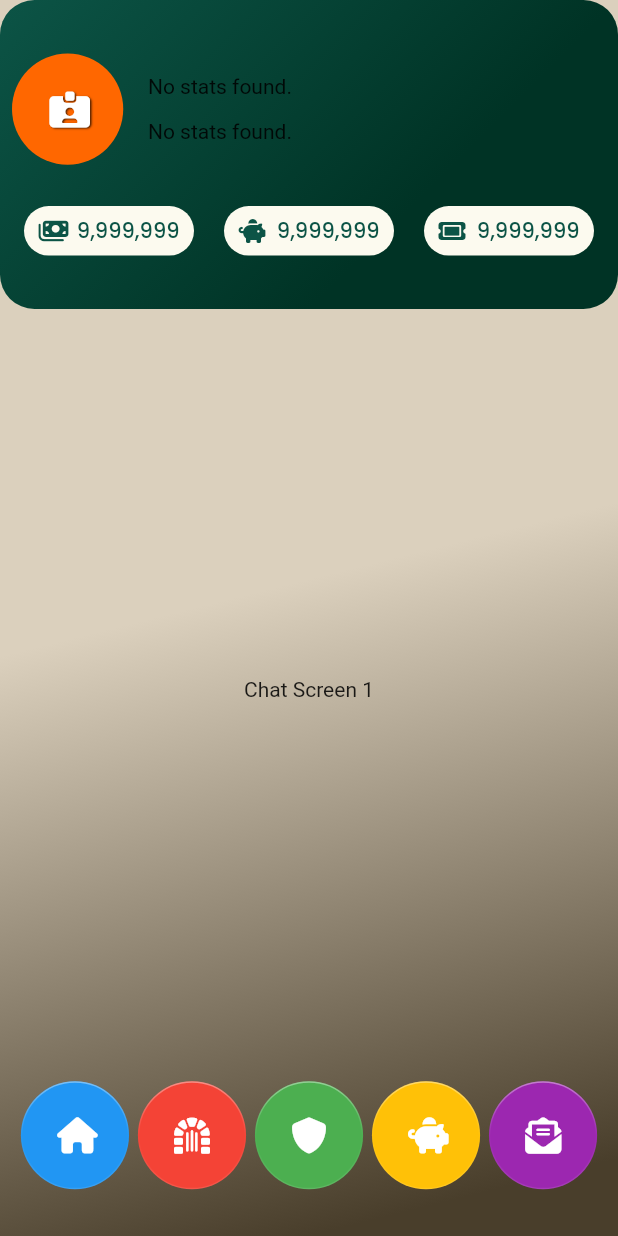
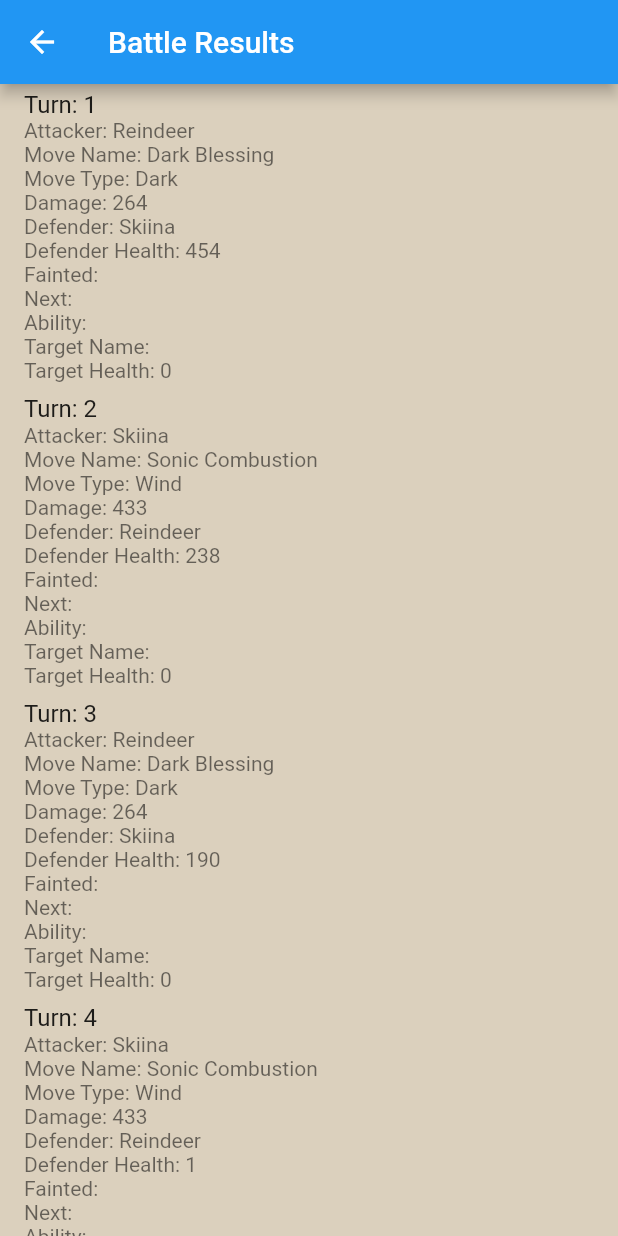
Before and after one commit to SirWiseKnight/spiritsummoner, a Flutter app: the ChatScreen screen opened by its route, on a phone screen of 412 x 824 dp. Run offline on Flutter 3.47's test engine with Material 2 defaults, Android fonts, the phone set to English and light mode, and no system bars; our stand-ins replace cloud_firestore, firebase_auth, firebase_core, font_awesome_flutter, google_fonts, google_sign_in and 2 more; accounts and stored records are empty.

Commit message:
Battle JSON Updates
Updated Battle Sequence and Chat page to mimic loading the battle turns for animation. Need to make sure each turn has the same fields each time, maybe add in indicators instead of certain fields (like Faint), and then have the Flutter go through a loop until the battle finishes.

```diff
--- a/lib/config/interface/navBar/bottomNavNew.dart
+++ b/lib/config/interface/navBar/bottomNavNew.dart
@@ -171,7 +171,7 @@ class BottomNavBubbles extends StatelessWidget {
                 onPressed: () {
                   Navigator.push(
                     context,
-                    MaterialPageRoute(builder: (context) => const ChatScreen()),
+                    MaterialPageRoute(builder: (context) => ChatScreen()),
                   );
                 },
                 icon: Icon(
--- a/lib/domain/navigation/routes.dart
+++ b/lib/domain/navigation/routes.dart
@@ -13,5 +13,5 @@ var appRoutes = {
   '/quest': (context) => const QuestScreen(),
   '/battle': (context) => BattleScreen(),
   '/shop': (context) => const ShopScreen(),
-  '/chat': (context) => const ChatScreen(),
+  '/chat': (context) => ChatScreen(),
 };
--- a/lib/pages/chat/view/chatHub.dart
+++ b/lib/pages/chat/view/chatHub.dart
@@ -1,253 +1,454 @@
 import 'package:flutter/material.dart';
-import 'package:gradient_borders/gradient_borders.dart';
-import 'package:font_awesome_flutter/font_awesome_flutter.dart';
-import 'package:spirit_summoner/config/barrel.dart';
-import 'package:spirit_summoner/pages/chat/shared/chatBarrel.dart';
-import 'package:spirit_summoner/pages/chat/widgets/chatScreen2.dart';
-import 'package:spirit_summoner/pages/chat/widgets/chatScreen3.dart';
+import 'dart:convert';
 
-List<bool> isSelected = [true, false, false, false, false];
+class BattleLogEntry {
+  final int turn;
+  final String attacker;
+  final String moveName;
+  final String moveType;
+  final int damage;
+  final String defender;
+  final int defenderHealth;
+  final String fainted;
+  final String next;
+  final String ability;
+  final String targetName;
+  final int targetHealth;
 
-class BottomNavBubbles2 extends StatefulWidget {
-  const BottomNavBubbles2({Key? key}) : super(key: key);
-
-  @override
-  State<BottomNavBubbles2> createState() => new _BottomNavBubbles2State();
+  BattleLogEntry({
+    required this.turn,
+    required this.attacker,
+    required this.moveName,
+    required this.moveType,
+    required this.damage,
+    required this.defender,
+    required this.defenderHealth,
+    required this.fainted,
+    required this.next,
+    required this.ability,
+    required this.targetName,
+    required this.targetHealth,
+  });
 }
 
-class _BottomNavBubbles2State extends State<BottomNavBubbles2> {
-  int _pageIndex = 0;
-  int get pageIndex => _pageIndex;
+class ChatScreen extends StatefulWidget {
+  @override
+  _ChatScreenState createState() => _ChatScreenState();
+}
+
+List<Map> jsonData = [
+  {
+    "turn": 1,
+    "attacker": "Reindeer",
+    "moveName": "Dark Blessing",
+    "moveType": "Dark",
+    "damage": 264,
+    "defender": "Skiina",
+    "defenderHealth": 454
+  },
+  {
+    "turn": 1,
+    "attacker": "Reindeer",
+    "moveName": "Dark Blessing",
+    "moveType": "Dark",
+    "damage": 264,
+    "defender": "Skiina",
+    "defenderHealth": 454
+  },
+  {
+    "turn": 2,
+    "attacker": "Skiina",
+    "moveName": "Sonic Combustion",
+    "moveType": "Wind",
+    "damage": 433,
+    "defender": "Reindeer",
+    "defenderHealth": 238
+  },
+  {
+    "turn": 2,
+    "attacker": "Skiina",
+    "moveName": "Sonic Combustion",
+    "moveType": "Wind",
+    "damage": 433,
+    "defender": "Reindeer",
+    "defenderHealth": 238
+  },
+  {
+    "turn": 3,
+    "attacker": "Reindeer",
+    "moveName": "Dark Blessing",
+    "moveType": "Dark",
+    "damage": 264,
+    "defender": "Skiina",
+    "defenderHealth": 190
+  },
+  {
+    "turn": 3,
+    "attacker": "Reindeer",
+    "moveName": "Dark Blessing",
+    "moveType": "Dark",
+    "damage": 264,
+    "defender": "Skiina",
+    "defenderHealth": 190
+  },
+  {
+    "turn": 4,
+    "attacker": "Skiina",
+    "moveName": "Sonic Combustion",
+    "moveType": "Wind",
+    "damage": 433,
+    "defender": "Reindeer",
+    "defenderHealth": 1
+  },
+  {
+    "turn": 5,
+    "ability": "Endurance",
+    "targetName": "Reindeer",
+    "targetHealth": 1
+  },
+  {
+    "turn": 4,
+    "attacker": "Skiina",
+    "moveName": "Sonic Combustion",
+    "moveType": "Wind",
+    "damage": 433,
+    "defender": "Reindeer",
+    "defenderHealth": 1
+  },
+  {
+    "turn": 6,
+    "attacker": "Reindeer",
+    "moveName": "Dark Blessing",
+    "moveType": "Dark",
+    "damage": 264,
+    "defender": "Skiina",
+    "defenderHealth": 1
+  },
+  {
+    "turn": 7,
+    "ability": "Endurance",
+    "targetName": "Skiina",
+    "targetHealth": 1
+  },
+  {
+    "turn": 6,
+    "attacker": "Reindeer",
+    "moveName": "Dark Blessing",
+    "moveType": "Dark",
+    "damage": 264,
+    "defender": "Skiina",
+    "defenderHealth": 1
+  },
+  {
+    "turn": 8,
+    "attacker": "Skiina",
+    "moveName": "Sonic Combustion",
+    "moveType": "Wind",
+    "damage": 433,
+    "defender": "Reindeer",
+    "defenderHealth": -432
+  },
+  {"turn": 9, "fainted": "Reindeer", "next": "Traruza"},
+  {
+    "turn": 10,
+    "attacker": "Skiina",
+    "moveName": "Sonic Combustion",
+    "moveType": "Wind",
+    "damage": 466,
+    "defender": "Traruza",
+    "defenderHealth": 366
+  },
+  {
+    "turn": 10,
+    "attacker": "Skiina",
+    "moveName": "Sonic Combustion",
+    "moveType": "Wind",
+    "damage": 466,
+    "defender": "Traruza",
+    "defenderHealth": 366
+  },
+  {
+    "turn": 11,
+    "attacker": "Traruza",
+    "moveName": "Double Punch",
+    "moveType": "Neutral",
+    "damage": 380,
+    "defender": "Skiina",
+    "defenderHealth": -379
+  },
+  {"turn": 12, "fainted": "Skiina", "next": "Frogi"},
+  {
+    "turn": 13,
+    "attacker": "Frogi",
+    "moveName": "Waterfall",
+    "moveType": "Water",
+    "damage": 227,
+    "defender": "Traruza",
+    "defenderHealth": 139
+  },
+  {
+    "turn": 13,
+    "attacker": "Frogi",
+    "moveName": "Waterfall",
+    "moveType": "Water",
+    "damage": 227,
+    "defender": "Traruza",
+    "defenderHealth": 139
+  },
+  {
+    "turn": 14,
+    "attacker": "Traruza",
+    "moveName": "Dragon Quake",
+    "moveType": "Earth",
+    "damage": 452,
+    "defender": "Frogi",
+    "defenderHealth": 219
+  },
+  {
+    "turn": 14,
+    "attacker": "Traruza",
+    "moveName": "Dragon Quake",
+    "moveType": "Earth",
+    "damage": 452,
+    "defender": "Frogi",
+    "defenderHealth": 219
+  },
+  {
+    "turn": 15,
+    "attacker": "Frogi",
+    "moveName": "Waterfall",
+    "moveType": "Water",
+    "damage": 227,
+    "defender": "Traruza",
+    "defenderHealth": -88
+  },
+  {"turn": 16, "fainted": "Traruza", "next": "Warhulk"},
+  {
+    "turn": 17,
+    "attacker": "Frogi",
+    "moveName": "Waterfall",
+    "moveType": "Water",
+    "damage": 99,
+    "defender": "Warhulk",
+    "defenderHealth": 831
+  },
+  {"turn": 18, "ability": "Spike", "targetName": "Frogi", "targetHealth": 197},
+  {
+    "turn": 17,
+    "attacker": "Frogi",
+    "moveName": "Waterfall",
+    "moveType": "Water",
+    "damage": 99,
+    "defender": "Warhulk",
+    "defenderHealth": 831
+  },
+  {
+    "turn": 19,
+    "attacker": "Frogi",
+    "moveName": "Waterfall",
+    "moveType": "Water",
+    "damage": 99,
+    "defender": "Warhulk",
+    "defenderHealth": 731
+  },
+  {"turn": 20, "ability": "Spike", "targetName": "Frogi", "targetHealth": 178},
+  {
+    "turn": 19,
+    "attacker": "Frogi",
+    "moveName": "Waterfall",
+    "moveType": "Water",
+    "damage": 99,
+    "defender": "Warhulk",
+    "defenderHealth": 731
+  },
+  {
+    "turn": 21,
+    "attacker": "Frogi",
+    "moveName": "Waterfall",
+    "moveType": "Water",
+    "damage": 99,
+    "defender": "Warhulk",
+    "defenderHealth": 632
+  },
+  {"turn": 22, "ability": "Spike", "targetName": "Frogi", "targetHealth": 160},
+  {
+    "turn": 21,
+    "attacker": "Frogi",
+    "moveName": "Waterfall",
+    "moveType": "Water",
+    "damage": 99,
+    "defender": "Warhulk",
+    "defenderHealth": 632
+  },
+  {
+    "turn": 23,
+    "attacker": "Warhulk",
+    "moveName": "Black Hole",
+    "moveType": "Dark",
+    "damage": 423,
+    "defender": "Frogi",
+    "defenderHealth": -263
+  },
+  {"turn": 24, "fainted": "Frogi", "next": "Skiina"},
+  {
+    "turn": 25,
+    "attacker": "Skiina",
+    "moveName": "Polar Light",
+    "moveType": "Light",
+    "damage": 188,
+    "defender": "Warhulk",
+    "defenderHealth": 444
+  },
+  {"turn": 26, "ability": "Spike", "targetName": "Skiina", "targetHealth": 646},
+  {
+    "turn": 25,
+    "attacker": "Skiina",
+    "moveName": "Polar Light",
+    "moveType": "Light",
+    "damage": 188,
+    "defender": "Warhulk",
+    "defenderHealth": 444
+  },
+  {
+    "turn": 27,
+    "attacker": "Skiina",
+    "moveName": "Polar Light",
+    "moveType": "Light",
+    "damage": 188,
+    "defender": "Warhulk",
+    "defenderHealth": 256
+  },
+  {"turn": 28, "ability": "Spike", "targetName": "Skiina", "targetHealth": 582},
+  {
+    "turn": 27,
+    "attacker": "Skiina",
+    "moveName": "Polar Light",
+    "moveType": "Light",
+    "damage": 188,
+    "defender": "Warhulk",
+    "defenderHealth": 256
+  },
+  {
+    "turn": 29,
+    "attacker": "Skiina",
+    "moveName": "Polar Light",
+    "moveType": "Light",
+    "damage": 188,
+    "defender": "Warhulk",
+    "defenderHealth": 68
+  },
+  {"turn": 30, "ability": "Spike", "targetName": "Skiina", "targetHealth": 523},
+  {
+    "turn": 29,
+    "attacker": "Skiina",
+    "moveName": "Polar Light",
+    "moveType": "Light",
+    "damage": 188,
+    "defender": "Warhulk",
+    "defenderHealth": 68
+  },
+  {
+    "turn": 31,
+    "attacker": "Warhulk",
+    "moveName": "Black Hole",
+    "moveType": "Dark",
+    "damage": 641,
+    "defender": "Skiina",
+    "defenderHealth": 1
+  },
+  {
+    "turn": 32,
+    "ability": "Endurance",
+    "targetName": "Skiina",
+    "targetHealth": 1
+  },
+  {
+    "turn": 31,
+    "attacker": "Warhulk",
+    "moveName": "Black Hole",
+    "moveType": "Dark",
+    "damage": 641,
+    "defender": "Skiina",
+    "defenderHealth": 1
+  },
+  {
+    "turn": 33,
+    "attacker": "Skiina",
+    "moveName": "Polar Light",
+    "moveType": "Light",
+    "damage": 188,
+    "defender": "Warhulk",
+    "defenderHealth": -120
+  },
+  {"turn": 34, "ability": "Spike", "targetName": "Skiina", "targetHealth": -1}
+]; // Replace with your actual battle log data
+
+List<BattleLogEntry> _battleLog = List<BattleLogEntry>.from(
+  jsonData.map((entry) => BattleLogEntry(
+        turn: entry['turn'],
+        attacker: entry['attacker'] ?? '',
+        moveName: entry['moveName'] ?? '',
+        moveType: entry['moveType'] ?? '',
+        damage: entry['damage'] ?? 0,
+        defender: entry['defender'] ?? '',
+        defenderHealth: entry['defenderHealth'] ?? 0,
+        fainted: entry['fainted'] ?? '',
+        next: entry['next'] ?? '',
+        ability: entry['ability'] ?? '',
+        targetName: entry['targetName'] ?? '',
+        targetHealth: entry['targetHealth'] ?? 0,
+      )),
+);
+
+class _ChatScreenState extends State<ChatScreen> with TickerProviderStateMixin {
   @override
   Widget build(BuildContext context) {
-    return Padding(
-      padding: const EdgeInsets.all(8.0),
-      child: Center(
-        child: Row(
-          crossAxisAlignment: CrossAxisAlignment.center,
-          mainAxisAlignment: MainAxisAlignment.spaceEvenly,
-          children: [
-            Container(
-              height: MediaQuery.of(context).size.width * 0.175,
-              width: MediaQuery.of(context).size.width * 0.175,
-              decoration: BoxDecoration(
-                color: Colors.blue,
-                border: GradientBoxBorder(
-                  gradient: LinearGradient(
-                    begin: Alignment.topLeft,
-                    end: Alignment.bottomLeft,
-                    colors: [
-                      Colors.white.withOpacity(0.4),
-                      Colors.white.withOpacity(0.01),
-                      Colors.white.withOpacity(0.1),
-                    ],
-                  ),
-                  width: 1,
-                ),
-                borderRadius: BorderRadius.circular(100),
-              ),
-              child: IconButton(
-                onPressed: () {
-                  setState(() {
-                    _pageIndex = 0;
-                    print(_pageIndex);
-                  });
-                },
-                icon: Icon(
-                  FontAwesomeIcons.house,
-                  color: Colors.white,
-                ),
-              ),
-            ),
-            Container(
-              height: MediaQuery.of(context).size.width * 0.175,
-              width: MediaQuery.of(context).size.width * 0.175,
-              decoration: BoxDecoration(
-                color: Colors.red,
-                border: GradientBoxBorder(
-                  gradient: LinearGradient(
-                    begin: Alignment.topLeft,
-                    end: Alignment.bottomLeft,
-                    colors: [
-                      Colors.white.withOpacity(0.4),
-                      Colors.white.withOpacity(0.01),
-                      Colors.white.withOpacity(0.1),
-                    ],
-                  ),
-                  width: 1,
-                ),
-                borderRadius: BorderRadius.circular(100),
-              ),
-              child: IconButton(
-                onPressed: () {
-                  setState(() {
-                    _pageIndex = 1;
-                    print(_pageIndex);
-                  });
-                },
-                icon: Icon(
-                  FontAwesomeIcons.dungeon,
-                  color: Colors.white,
-                ),
-              ),
-            ),
-            Container(
-              height: MediaQuery.of(context).size.width * 0.175,
-              width: MediaQuery.of(context).size.width * 0.175,
-              decoration: BoxDecoration(
-                color: Colors.green,
-                border: GradientBoxBorder(
-                  gradient: LinearGradient(
-                    begin: Alignment.topLeft,
-                    end: Alignment.bottomLeft,
-                    colors: [
-                      Colors.white.withOpacity(0.4),
-                      Colors.white.withOpacity(0.01),
-                      Colors.white.withOpacity(0.1),
-                    ],
-                  ),
-                  width: 1,
-                ),
-                borderRadius: BorderRadius.circular(100),
-              ),
-              child: IconButton(
-                onPressed: () {
-                  setState(() {
-                    _pageIndex = 2;
-                    print(_pageIndex);
-                  });
-                },
-                icon: Icon(
-                  FontAwesomeIcons.shield,
-                  color: Colors.white,
-                ),
-              ),
-            ),
-            Container(
-              height: MediaQuery.of(context).size.width * 0.175,
-              width: MediaQuery.of(context).size.width * 0.175,
-              decoration: BoxDecoration(
-                color: Colors.amber,
-                border: GradientBoxBorder(
-                  gradient: LinearGradient(
-                    begin: Alignment.topLeft,
-                    end: Alignment.bottomLeft,
-                    colors: [
-                      Colors.white.withOpacity(0.4),
-                      Colors.white.withOpacity(0.01),
-                      Colors.white.withOpacity(0.1),
-                    ],
-                  ),
-                  width: 1,
-                ),
-                borderRadius: BorderRadius.circular(100),
-              ),
-              child: IconButton(
-                onPressed: () {
-                  setState(() {
-                    _pageIndex = 3;
-                    print(_pageIndex);
-                  });
-                },
-                icon: Icon(
-                  FontAwesomeIcons.piggyBank,
-                  color: Colors.white,
-                ),
-              ),
-            ),
-            Container(
-              height: MediaQuery.of(context).size.width * 0.175,
-              width: MediaQuery.of(context).size.width * 0.175,
-              decoration: BoxDecoration(
-                color: Colors.purple,
-                border: GradientBoxBorder(
-                  gradient: LinearGradient(
-                    begin: Alignment.topLeft,
-                    end: Alignment.bottomLeft,
-                    colors: [
-                      Colors.white.withOpacity(0.4),
-                      Colors.white.withOpacity(0.01),
-                      Colors.white.withOpacity(0.1),
-                    ],
-                  ),
-                  width: 1,
-                ),
-                borderRadius: BorderRadius.circular(100),
-              ),
-              child: IconButton(
-                onPressed: () {
-                  setState(() {
-                    _pageIndex = 4;
-                    print(_pageIndex);
-                  });
-                },
-                icon: Icon(
-                  FontAwesomeIcons.envelopeOpenText,
-                  color: Colors.white,
-                ),
-              ),
-            ),
-          ],
-        ),
+    // Sort the _battleLog list based on the turn value in ascending order
+    _battleLog.sort((a, b) => a.turn.compareTo(b.turn));
+
+// Create a new list to store unique turns
+    List<int> uniqueTurns = [];
+
+    for (var logEntry in _battleLog) {
+      // Add the turn to the uniqueTurns list if it doesn't exist already
+      if (!uniqueTurns.contains(logEntry.turn)) {
+        uniqueTurns.add(logEntry.turn);
+      }
+    }
+    return Scaffold(
+      appBar: AppBar(
+        title: Text('Battle Results'),
+      ),
+      body: ListView.builder(
+        itemCount: uniqueTurns.length,
+        itemBuilder: (context, index) {
+          final turn = uniqueTurns[index];
+
+          // Get the log entry for the current turn
+          final logEntry = _battleLog.firstWhere((entry) => entry.turn == turn);
+
+          return ListTile(
+            title: Text('Turn: ${logEntry.turn}'),
+            subtitle: Container(
+                child: Column(
+              crossAxisAlignment: CrossAxisAlignment.start,
+              children: [
+                Text('Attacker: ${logEntry.attacker}'),
+                Text('Move Name: ${logEntry.moveName}'),
+                Text('Move Type: ${logEntry.moveType}'),
+                Text('Damage: ${logEntry.damage}'),
+                Text('Defender: ${logEntry.defender}'),
+                Text('Defender Health: ${logEntry.defenderHealth}'),
+                Text('Fainted: ${logEntry.fainted}'),
+                Text('Next: ${logEntry.next}'),
+                Text('Ability: ${logEntry.ability}'),
+                Text('Target Name: ${logEntry.targetName}'),
+                Text('Target Health: ${logEntry.targetHealth}'),
+              ],
+            )),
+          );
+        },
       ),
     );
   }
 }
-
-class ChatScreen extends StatefulWidget {
-  const ChatScreen({Key? key}) : super(key: key);
-
-  @override
-  State<ChatScreen> createState() => _ChatScreenState();
-}
-
-class _ChatScreenState extends State<ChatScreen> {
-  int _pageIndex = 0;
-  int get pageIndex => _pageIndex;
-  @override
-  Widget build(BuildContext context) {
-    return Scaffold(
-      body: Container(
-        decoration: BoxDecoration(
-          gradient: LinearGradient(
-            colors: [
-              Color.fromARGB(255, 219, 208, 189),
-              Color.fromARGB(255, 219, 208, 189),
-              Color.fromARGB(255, 73, 62, 43),
-            ],
-            begin: Alignment.topLeft,
-            end: Alignment.bottomCenter,
-          ),
-        ),
-        child: Column(
-          children: [
-            AppBarPane(),
-            SafeArea(
-              top: false,
-              child: Column(
-                children: [
-                  Container(
-                    height: MediaQuery.of(context).size.height * 0.615,
-                    child: Center(
-                      child: IndexedStack(
-                        index: pageIndex,
-                        children: [
-                          ChatScreen1(),
-                          ChatScreen2(),
-                          ChatScreen3(),
-                          ChatScreen2(),
-                          ChatScreen1(),
-                        ],
-                      ),
-                    ),
-                  ),
-                  BottomNavBubbles2(),
-                ],
-              ),
-            ),
-          ],
-        ),
-      ),
-    );
-  }
-}
--- a/pubspec.yaml
+++ b/pubspec.yaml
@@ -44,7 +44,6 @@ dependencies:
   json_annotation:
   percent_indicator:
   gradient_borders:
-  flame:
 
 dev_dependencies:
   flutter_test:
```
Also changed, not shown: pubspec.lock, 16 other files.
